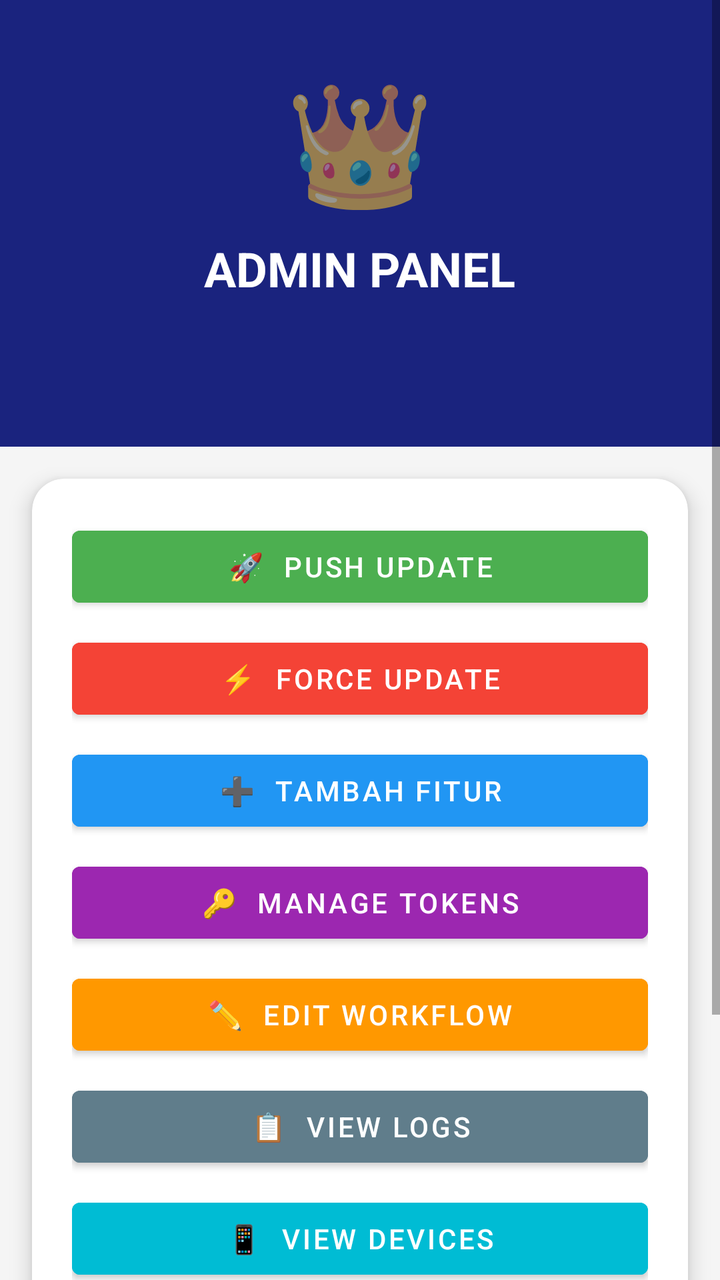
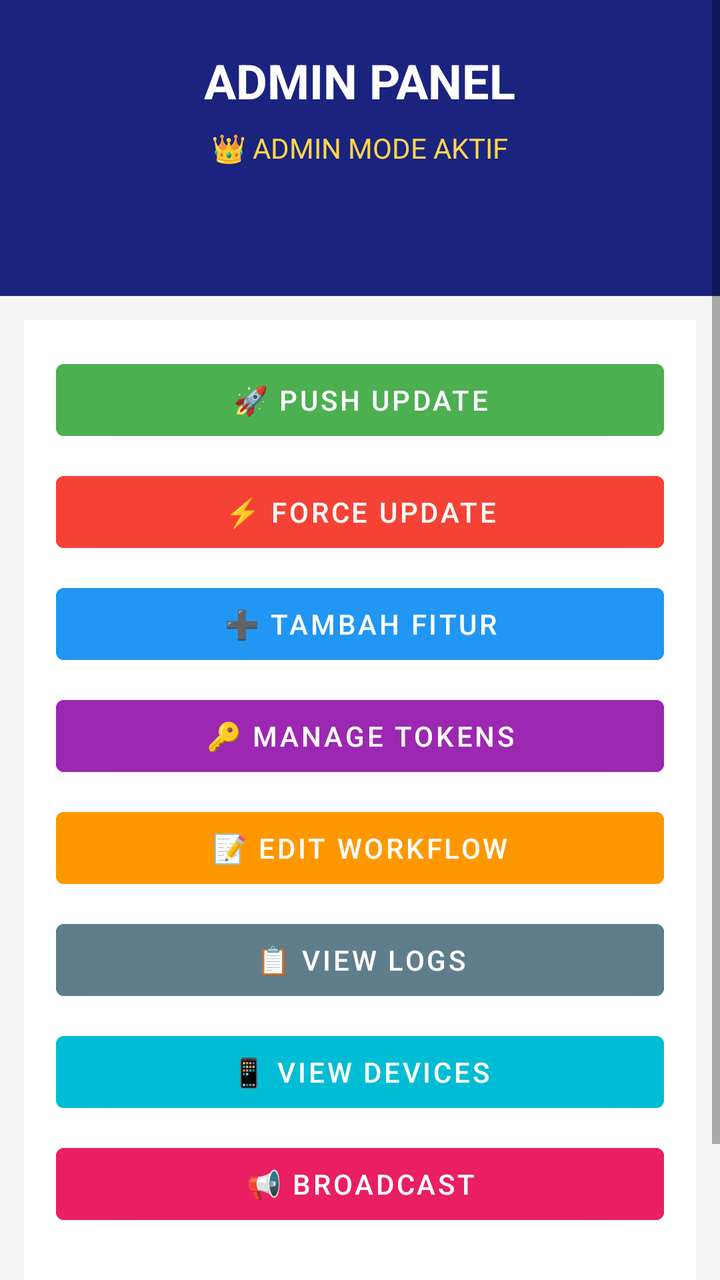

Screens rendered from an Android XML layout before and after an edit, with the pre-edit source and the edit as a unified diff.
<!-- AndroidManifest.xml: application theme Theme.YadPipeline -->
<!-- res/layout/activity_admin.xml -->
<?xml version="1.0" encoding="utf-8"?>
<ScrollView xmlns:android="http://schemas.android.com/apk/res/android"
    xmlns:app="http://schemas.android.com/apk/res-auto"
    android:layout_width="match_parent" android:layout_height="match_parent"
    android:fillViewport="true" android:background="@color/bg_light">
    <LinearLayout android:layout_width="match_parent" android:layout_height="wrap_content"
        android:orientation="vertical">

        <LinearLayout android:layout_width="match_parent" android:layout_height="wrap_content"
            android:orientation="vertical" android:background="#1A237E"
            android:padding="30dp" android:gravity="center">
            <TextView android:layout_width="wrap_content" android:layout_height="wrap_content"
                android:text="👑" android:textSize="60sp" />
            <TextView android:layout_width="wrap_content" android:layout_height="wrap_content"
                android:text="ADMIN PANEL" android:textSize="24sp"
                android:textStyle="bold" android:textColor="#FFFFFF" android:layout_marginTop="8dp" />
            <TextView android:id="@+id/tvAdminInfo" android:layout_width="wrap_content"
                android:layout_height="wrap_content" android:textSize="12sp"
                android:textColor="#E8EAF6" android:layout_marginTop="8dp" android:gravity="center" />
            <TextView android:id="@+id/tvLoginTime" android:layout_width="wrap_content"
                android:layout_height="wrap_content" android:textSize="11sp"
                android:textColor="#9FA8DA" android:layout_marginTop="4dp" />
        </LinearLayout>

        <androidx.cardview.widget.CardView android:layout_width="match_parent"
            android:layout_height="wrap_content" android:layout_margin="16dp"
            app:cardCornerRadius="16dp" app:cardElevation="6dp">
            <LinearLayout android:layout_width="match_parent" android:layout_height="wrap_content"
                android:orientation="vertical" android:padding="20dp">

                <Button android:id="@+id/btnPushUpdate"
                    android:layout_width="match_parent" android:layout_height="wrap_content"
                    android:text="🚀  Push Update" android:backgroundTint="#4CAF50"
                    android:textColor="#FFFFFF" />
                <Button android:id="@+id/btnForceUpdate"
                    android:layout_width="match_parent" android:layout_height="wrap_content"
                    android:text="⚡  Force Update" android:backgroundTint="#F44336"
                    android:textColor="#FFFFFF" android:layout_marginTop="8dp" />
                <Button android:id="@+id/btnAddFeature"
                    android:layout_width="match_parent" android:layout_height="wrap_content"
                    android:text="➕  Tambah Fitur" android:backgroundTint="#2196F3"
                    android:textColor="#FFFFFF" android:layout_marginTop="8dp" />
                <Button android:id="@+id/btnManageTokens"
                    android:layout_width="match_parent" android:layout_height="wrap_content"
                    android:text="🔑  Manage Tokens" android:backgroundTint="#9C27B0"
                    android:textColor="#FFFFFF" android:layout_marginTop="8dp" />
                <Button android:id="@+id/btnEditWorkflow"
                    android:layout_width="match_parent" android:layout_height="wrap_content"
                    android:text="✏️  Edit Workflow" android:backgroundTint="#FF9800"
                    android:textColor="#FFFFFF" android:layout_marginTop="8dp" />
                <Button android:id="@+id/btnViewLogs"
                    android:layout_width="match_parent" android:layout_height="wrap_content"
                    android:text="📋  View Logs" android:backgroundTint="#607D8B"
                    android:textColor="#FFFFFF" android:layout_marginTop="8dp" />
                <Button android:id="@+id/btnViewAllDevices"
                    android:layout_width="match_parent" android:layout_height="wrap_content"
                    android:text="📱  View Devices" android:backgroundTint="#00BCD4"
                    android:textColor="#FFFFFF" android:layout_marginTop="8dp" />
                <Button android:id="@+id/btnBroadcast"
                    android:layout_width="match_parent" android:layout_height="wrap_content"
                    android:text="📢  Broadcast" android:backgroundTint="#E91E63"
                    android:textColor="#FFFFFF" android:layout_marginTop="8dp" />
                <Button android:id="@+id/btnLogout"
                    android:layout_width="match_parent" android:layout_height="wrap_content"
                    android:text="🚪  Logout" android:backgroundTint="#757575"
                    android:textColor="#FFFFFF" android:layout_marginTop="24dp" />
            </LinearLayout>
        </androidx.cardview.widget.CardView>
    </LinearLayout>
</ScrollView>
<!-- resources referenced by this layout -->
<resources>
  <color name="bg_light">#F5F5F5</color>
  <style name="Theme.YadPipeline" parent="Theme.MaterialComponents.DayNight.NoActionBar">
          <item name="colorPrimary">@color/brand_primary</item>
          <item name="colorAccent">@color/brand_accent</item>
          <item name="android:windowBackground">@color/bg_light</item>
          <item name="android:statusBarColor">@color/brand_dark</item>
      </style>
  <color name="brand_primary">#D32F2F</color>
  <color name="brand_accent">#FFC107</color>
  <color name="brand_dark">#9A0007</color>
</resources>

<!-- the commit's change to res/layout/activity_admin.xml (unified diff, before → after) -->
@@ -1,70 +1,134 @@
 <?xml version="1.0" encoding="utf-8"?>
 <ScrollView xmlns:android="http://schemas.android.com/apk/res/android"
-    xmlns:app="http://schemas.android.com/apk/res-auto"
-    android:layout_width="match_parent" android:layout_height="match_parent"
-    android:fillViewport="true" android:background="@color/bg_light">
-    <LinearLayout android:layout_width="match_parent" android:layout_height="wrap_content"
-        android:orientation="vertical">
+    android:layout_width="match_parent"
+    android:layout_height="match_parent"
+    android:background="#F5F5F5">
 
-        <LinearLayout android:layout_width="match_parent" android:layout_height="wrap_content"
-            android:orientation="vertical" android:background="#1A237E"
-            android:padding="30dp" android:gravity="center">
-            <TextView android:layout_width="wrap_content" android:layout_height="wrap_content"
-                android:text="👑" android:textSize="60sp" />
-            <TextView android:layout_width="wrap_content" android:layout_height="wrap_content"
-                android:text="ADMIN PANEL" android:textSize="24sp"
-                android:textStyle="bold" android:textColor="#FFFFFF" android:layout_marginTop="8dp" />
-            <TextView android:id="@+id/tvAdminInfo" android:layout_width="wrap_content"
-                android:layout_height="wrap_content" android:textSize="12sp"
-                android:textColor="#E8EAF6" android:layout_marginTop="8dp" android:gravity="center" />
-            <TextView android:id="@+id/tvLoginTime" android:layout_width="wrap_content"
-                android:layout_height="wrap_content" android:textSize="11sp"
-                android:textColor="#9FA8DA" android:layout_marginTop="4dp" />
+    <LinearLayout
+        android:orientation="vertical"
+        android:layout_width="match_parent"
+        android:layout_height="wrap_content">
+
+        <LinearLayout
+            android:orientation="vertical"
+            android:background="#1A237E"
+            android:padding="24dp"
+            android:layout_width="match_parent"
+            android:layout_height="wrap_content">
+            <TextView
+                android:text="ADMIN PANEL"
+                android:textColor="#FFFFFF"
+                android:textSize="24sp"
+                android:textStyle="bold"
+                android:layout_gravity="center"
+                android:layout_width="wrap_content"
+                android:layout_height="wrap_content"/>
+            <TextView
+                android:id="@+id/tvAdminStatus"
+                android:text="👑 ADMIN MODE AKTIF"
+                android:textColor="#FFD54F"
+                android:textSize="14sp"
+                android:layout_gravity="center"
+                android:layout_marginTop="8dp"
+                android:layout_width="wrap_content"
+                android:layout_height="wrap_content"/>
+            <TextView
+                android:id="@+id/tvAdminEmail"
+                android:textColor="#FFFFFF"
+                android:textSize="12sp"
+                android:layout_gravity="center"
+                android:layout_marginTop="4dp"
+                android:layout_width="wrap_content"
+                android:layout_height="wrap_content"/>
+            <TextView
+                android:id="@+id/tvAdminLogin"
+                android:textColor="#B0BEC5"
+                android:textSize="12sp"
+                android:layout_gravity="center"
+                android:layout_marginTop="4dp"
+                android:layout_width="wrap_content"
+                android:layout_height="wrap_content"/>
         </LinearLayout>
 
-        <androidx.cardview.widget.CardView android:layout_width="match_parent"
-            android:layout_height="wrap_content" android:layout_margin="16dp"
-            app:cardCornerRadius="16dp" app:cardElevation="6dp">
-            <LinearLayout android:layout_width="match_parent" android:layout_height="wrap_content"
-                android:orientation="vertical" android:padding="20dp">
+        <LinearLayout
+            android:orientation="vertical"
+            android:background="#FFFFFF"
+            android:padding="16dp"
+            android:layout_margin="12dp"
+            android:layout_width="match_parent"
+            android:layout_height="wrap_content">
 
-                <Button android:id="@+id/btnPushUpdate"
-                    android:layout_width="match_parent" android:layout_height="wrap_content"
-                    android:text="🚀  Push Update" android:backgroundTint="#4CAF50"
-                    android:textColor="#FFFFFF" />
-                <Button android:id="@+id/btnForceUpdate"
-                    android:layout_width="match_parent" android:layout_height="wrap_content"
-                    android:text="⚡  Force Update" android:backgroundTint="#F44336"
-                    android:textColor="#FFFFFF" android:layout_marginTop="8dp" />
-                <Button android:id="@+id/btnAddFeature"
-                    android:layout_width="match_parent" android:layout_height="wrap_content"
-                    android:text="➕  Tambah Fitur" android:backgroundTint="#2196F3"
-                    android:textColor="#FFFFFF" android:layout_marginTop="8dp" />
-                <Button android:id="@+id/btnManageTokens"
-                    android:layout_width="match_parent" android:layout_height="wrap_content"
-                    android:text="🔑  Manage Tokens" android:backgroundTint="#9C27B0"
-                    android:textColor="#FFFFFF" android:layout_marginTop="8dp" />
-                <Button android:id="@+id/btnEditWorkflow"
-                    android:layout_width="match_parent" android:layout_height="wrap_content"
-                    android:text="✏️  Edit Workflow" android:backgroundTint="#FF9800"
-                    android:textColor="#FFFFFF" android:layout_marginTop="8dp" />
-                <Button android:id="@+id/btnViewLogs"
-                    android:layout_width="match_parent" android:layout_height="wrap_content"
-                    android:text="📋  View Logs" android:backgroundTint="#607D8B"
-                    android:textColor="#FFFFFF" android:layout_marginTop="8dp" />
-                <Button android:id="@+id/btnViewAllDevices"
-                    android:layout_width="match_parent" android:layout_height="wrap_content"
-                    android:text="📱  View Devices" android:backgroundTint="#00BCD4"
-                    android:textColor="#FFFFFF" android:layout_marginTop="8dp" />
-                <Button android:id="@+id/btnBroadcast"
-                    android:layout_width="match_parent" android:layout_height="wrap_content"
-                    android:text="📢  Broadcast" android:backgroundTint="#E91E63"
-                    android:textColor="#FFFFFF" android:layout_marginTop="8dp" />
-                <Button android:id="@+id/btnLogout"
-                    android:layout_width="match_parent" android:layout_height="wrap_content"
-                    android:text="🚪  Logout" android:backgroundTint="#757575"
-                    android:textColor="#FFFFFF" android:layout_marginTop="24dp" />
-            </LinearLayout>
-        </androidx.cardview.widget.CardView>
+            <Button android:id="@+id/btnPushUpdate"
+                android:text="🚀 PUSH UPDATE"
+                android:backgroundTint="#4CAF50"
+                android:textColor="#FFFFFF"
+                android:layout_marginBottom="8dp"
+                android:layout_width="match_parent"
+                android:layout_height="wrap_content"/>
+
+            <Button android:id="@+id/btnForceUpdate"
+                android:text="⚡ FORCE UPDATE"
+                android:backgroundTint="#F44336"
+                android:textColor="#FFFFFF"
+                android:layout_marginBottom="8dp"
+                android:layout_width="match_parent"
+                android:layout_height="wrap_content"/>
+
+            <Button android:id="@+id/btnTambahFitur"
+                android:text="➕ TAMBAH FITUR"
+                android:backgroundTint="#2196F3"
+                android:textColor="#FFFFFF"
+                android:layout_marginBottom="8dp"
+                android:layout_width="match_parent"
+                android:layout_height="wrap_content"/>
+
+            <Button android:id="@+id/btnManageTokens"
+                android:text="🔑 MANAGE TOKENS"
+                android:backgroundTint="#9C27B0"
+                android:textColor="#FFFFFF"
+                android:layout_marginBottom="8dp"
+                android:layout_width="match_parent"
+                android:layout_height="wrap_content"/>
+
+            <Button android:id="@+id/btnEditWorkflow"
+                android:text="📝 EDIT WORKFLOW"
+                android:backgroundTint="#FF9800"
+                android:textColor="#FFFFFF"
+                android:layout_marginBottom="8dp"
+                android:layout_width="match_parent"
+                android:layout_height="wrap_content"/>
+
+            <Button android:id="@+id/btnViewLogs"
+                android:text="📋 VIEW LOGS"
+                android:backgroundTint="#607D8B"
+                android:textColor="#FFFFFF"
+                android:layout_marginBottom="8dp"
+                android:layout_width="match_parent"
+                android:layout_height="wrap_content"/>
+
+            <Button android:id="@+id/btnViewDevices"
+                android:text="📱 VIEW DEVICES"
+                android:backgroundTint="#00BCD4"
+                android:textColor="#FFFFFF"
+                android:layout_marginBottom="8dp"
+                android:layout_width="match_parent"
+                android:layout_height="wrap_content"/>
+
+            <Button android:id="@+id/btnBroadcast"
+                android:text="📢 BROADCAST"
+                android:backgroundTint="#E91E63"
+                android:textColor="#FFFFFF"
+                android:layout_marginBottom="8dp"
+                android:layout_width="match_parent"
+                android:layout_height="wrap_content"/>
+
+            <Button android:id="@+id/btnLogout"
+                android:text="🚪 LOGOUT"
+                android:backgroundTint="#757575"
+                android:textColor="#FFFFFF"
+                android:layout_marginTop="16dp"
+                android:layout_width="match_parent"
+                android:layout_height="wrap_content"/>
+        </LinearLayout>
     </LinearLayout>
 </ScrollView>
